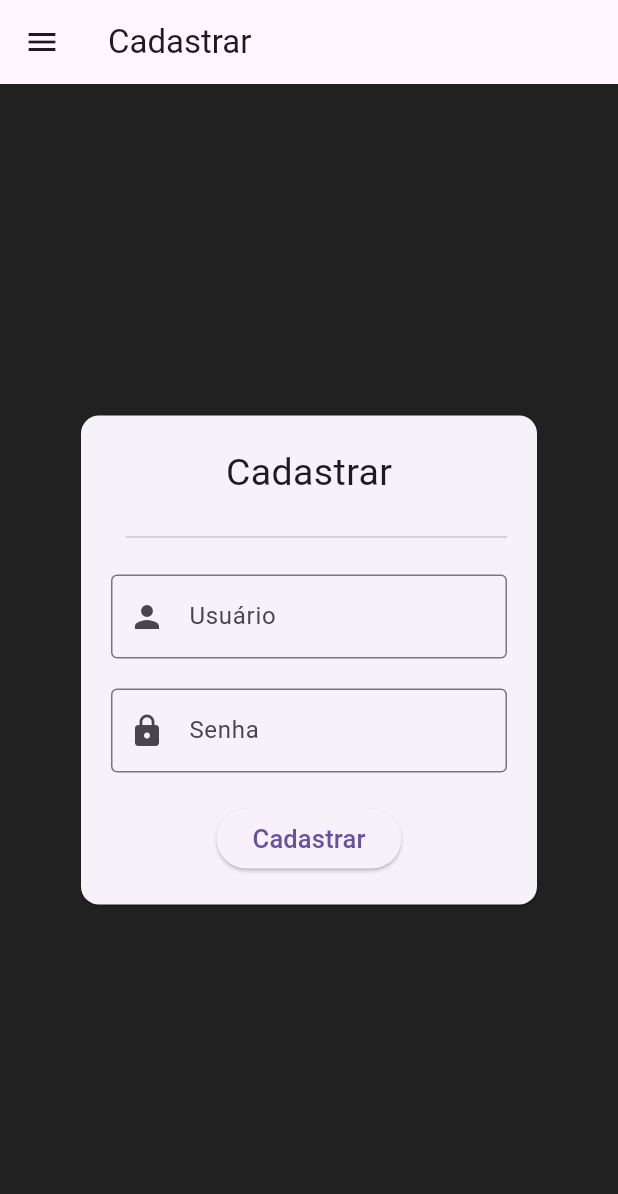
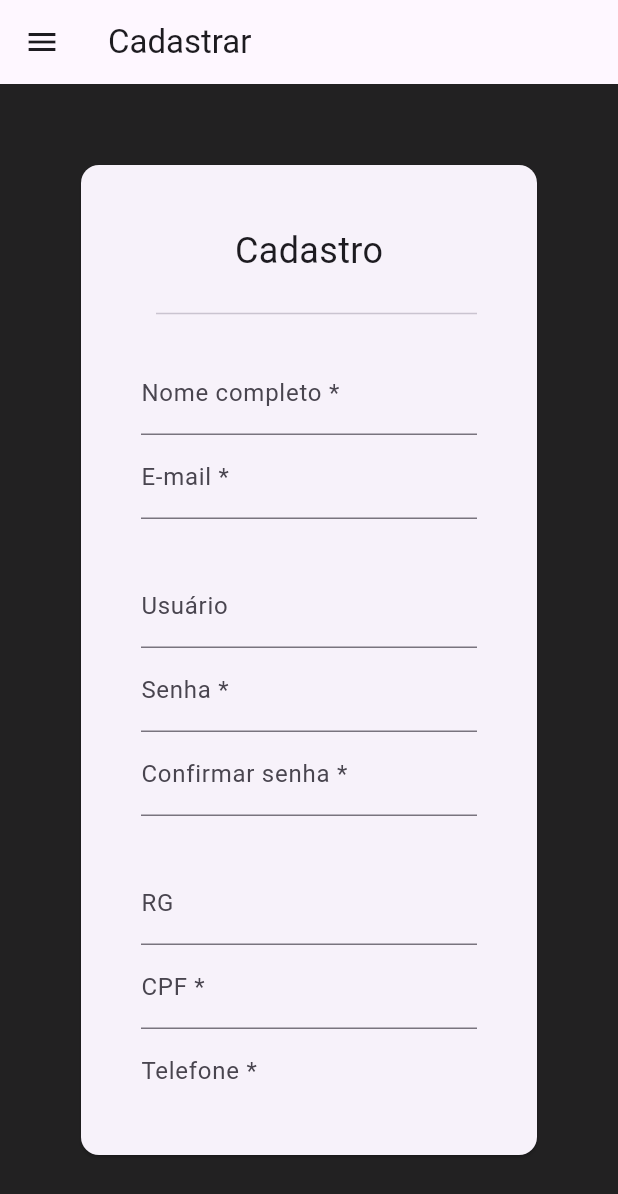
Before and after one commit to eduardo-kurek/opt120-tattoo-front, a Flutter app: the screen it shows after launch, in the side drawer, after a tap on "Cadastrar", on a phone screen of 412 x 824 dp. Shown: the top 1194 px of the screen. Run offline on Flutter 3.47's test engine with Material 3 defaults, Android fonts, the phone set to English and light mode, and no system bars; our stand-ins replace image_picker, jwt_decoder, shared_preferences, validators.

Commit message:
add: update signup request

```diff
--- a/lib/main.dart
+++ b/lib/main.dart
@@ -32,7 +32,10 @@ void main() {
       providers: [
         ChangeNotifierProvider(create: (_) => TokenProvider()),
       ],
-      child: const MyApp(),
+      child: Container(
+        color: Colors.black87,
+        child: const MyApp()
+      ),
     ),
   );
 }
--- a/lib/screens/register.dart
+++ b/lib/screens/register.dart
@@ -1,6 +1,8 @@
 import 'dart:convert';
 
 import 'package:flutter/material.dart';
+import 'package:flutter/widgets.dart';
+import 'package:validators/validators.dart';
 import 'package:tatuagem_front/services/Api.dart';
 import 'package:tatuagem_front/utils/Messenger.dart';
 import 'components/menu.dart';
@@ -14,15 +16,28 @@ class Register extends StatefulWidget {
 }
 
 class _RegisterState extends State<Register> {
+  final _formKey = GlobalKey<FormState>();
+
+  final TextEditingController _userController = TextEditingController();
   final TextEditingController _nameController = TextEditingController();
   final TextEditingController _passwordController = TextEditingController();
-  bool _isArtist = false;
+  final TextEditingController _passwordConfirmationController =
+      TextEditingController();
+  final TextEditingController _rgController = TextEditingController();
+  final TextEditingController _cpfController = TextEditingController();
+  final TextEditingController _emailController = TextEditingController();
+  final TextEditingController _telefoneController = TextEditingController();
 
   void register() async {
     try {
       final data = await ApiService.post('auth/register', {
-        'nome_usuario': _nameController.text,
-        'senha': _passwordController.text
+        'nome': _userController.text,
+        'senha': _passwordController.text,
+        'nome_completo': _nameController.text,
+        'email': _emailController.text,
+        'rg': _rgController.text,
+        'cpf': _cpfController.text,
+        'telefone_celular': _telefoneController.text,
       });
 
       Navigator.push(
@@ -31,8 +46,9 @@ class _RegisterState extends State<Register> {
       );
       Messenger.snackBar(context, "Usuário cadastrado com sucesso");
     } catch (e) {
-      Map<String, dynamic> data = jsonDecode(e.toString().replaceFirst('Exception: ', ''));
-      Messenger.snackBar(context, data['error']);
+      print(e.toString());
+      String? data = e.toString().replaceFirst('Exception: ', '');
+      Messenger.snackBar(context, data as String);
     }
   }
 
@@ -45,42 +61,131 @@ class _RegisterState extends State<Register> {
         ),
         body: Container(
             color: Colors.black87,
+            // width: double.nan,
             padding: const EdgeInsets.all(50),
             child: Center(
+              child: (ConstrainedBox(
+                constraints: const BoxConstraints(
+                  maxWidth: 400, // Define a largura máxima
+                  maxHeight: 800, // Define a altura máxima
+                ),
                 child: Card(
                   child: Padding(
-                    padding: const EdgeInsets.all(20.0),
+                    padding: const EdgeInsets.all(40.0),
+                    child: SingleChildScrollView(
+                      child: Form(
+                        key: _formKey,
                         child: Column(
                           mainAxisSize: MainAxisSize.min,
                           children: [
-                        const Text("Cadastrar", style: TextStyle(fontSize: 25)),
+                            const Text("Cadastro",
+                                style: TextStyle(fontSize: 24)),
                             const Divider(height: 50, indent: 10),
                             TextFormField(
                                 controller: _nameController,
                                 decoration: const InputDecoration(
+                                  labelText: 'Nome completo *',
+                                ),
+                                validator: (value) {
+                                  if (value == null || value.isEmpty) {
+                                    return 'Por favor, insira seu nome completo';
+                                  }
+                                  return null;
+                                }),
+                            TextFormField(
+                                controller: _emailController,
+                                decoration: const InputDecoration(
+                                  labelText: 'E-mail *',
+                                ),
+                                keyboardType: TextInputType.emailAddress,
+                                validator: (value) {
+                                  if (value == null || value.isEmpty) {
+                                    return 'Por favor, insira um email';
+                                  }
+                                  if (!isEmail(value)) {
+                                    return 'Por favor, insira um email válido';
+                                  }
+                                  return null;
+                                }),
+                            const SizedBox(height: 30),
+                            TextFormField(
+                              controller: _userController,
+                              decoration: const InputDecoration(
                                 labelText: 'Usuário',
-                              border: OutlineInputBorder(),
-                              prefixIcon: Icon(Icons.person)),
                               ),
-                        const SizedBox(height: 20),
+                            ),
                             TextFormField(
                                 controller: _passwordController,
                                 decoration: const InputDecoration(
-                              labelText: 'Senha',
-                              border: OutlineInputBorder(),
-                              prefixIcon: Icon(Icons.lock)),
+                                  labelText: 'Senha *',
                                 ),
-                        const SizedBox(height: 20),
+                                obscureText: true,
+                                validator: (value) {
+                                  if (value == null || value.isEmpty) {
+                                    return 'Por favor, insira uma senha';
+                                  }
+                                  return null;
+                                }),
+                            TextFormField(
+                                controller: _passwordConfirmationController,
+                                decoration: const InputDecoration(
+                                  labelText: 'Confirmar senha *',
+                                ),
+                                obscureText: true,
+                                validator: (value) {
+                                  if (value == null || value.isEmpty) {
+                                    return 'Por favor, insira uma senha';
+                                  }
+                                  if (value != _passwordController.value.text) {
+                                    return 'valor não coincide com a senha';
+                                  }
+                                  return null;
+                                }),
+                            const SizedBox(height: 30),
+                            TextFormField(
+                              controller: _rgController,
+                              decoration: const InputDecoration(
+                                  labelText: 'RG', hintText: '000000000'),
+                            ),
+                            TextFormField(
+                                controller: _cpfController,
+                                decoration: const InputDecoration(
+                                    labelText: 'CPF *',
+                                    hintText: '00000000000'),
+                                validator: (value) {
+                                  if (value == null || value.isEmpty) {
+                                    return 'Por favor, insira seu CPF';
+                                  }
+                                  return null;
+                                }),
+                            TextFormField(
+                                controller: _telefoneController,
+                                decoration: const InputDecoration(
+                                    labelText: 'Telefone *',
+                                    hintText: '+5544999999999'),
+                                validator: (value) {
+                                  if (value == null || value.isEmpty) {
+                                    return 'Por favor, insira seu telefone';
+                                  }
+                                  return null;
+                                }),
+                            const SizedBox(height: 30),
                             ElevatedButton(
-                            onPressed: register,
+                                onPressed: () {
+                                  if (_formKey.currentState!.validate()) {
+                                    register();
+                                  }
+                                },
                                 child: const Text("Cadastrar",
-                                style: TextStyle(fontSize: 17)))
+                                    style: TextStyle(fontSize: 17))),
+                            const SizedBox(height: 30),
                           ],
                         ),
                       ),
-              )
                     ),
-        )
-    );
+                  ),
+                ),
+              )),
+            )));
   }
 }
--- a/pubspec.yaml
+++ b/pubspec.yaml
@@ -32,6 +32,7 @@ dependencies:
     sdk: flutter
 
   shared_preferences: ^2.0.13
+  validators: ^3.0.0
 
   # The following adds the Cupertino Icons font to your application.
   # Use with the CupertinoIcons class for iOS style icons.
```
Also changed, not shown: pubspec.lock. Lines whose indentation alone changed are shown as unchanged.
